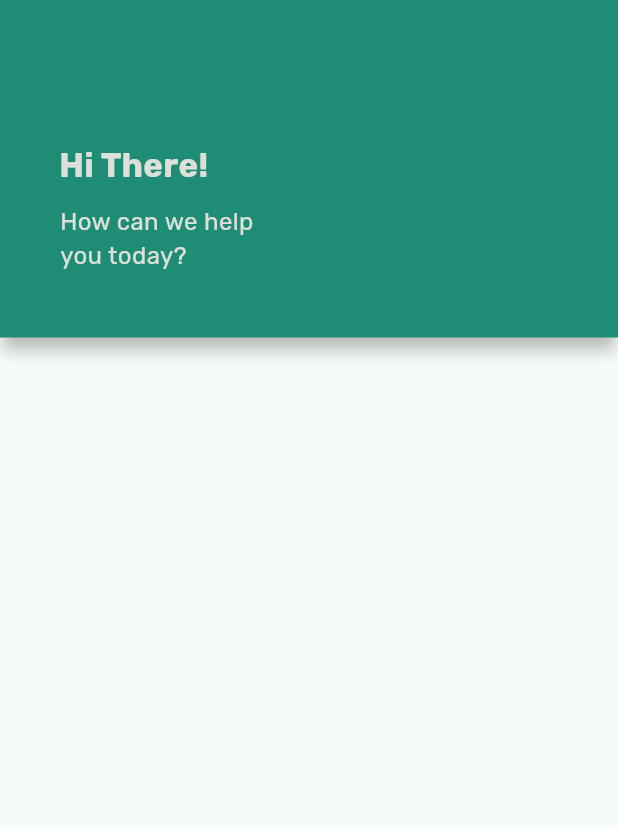
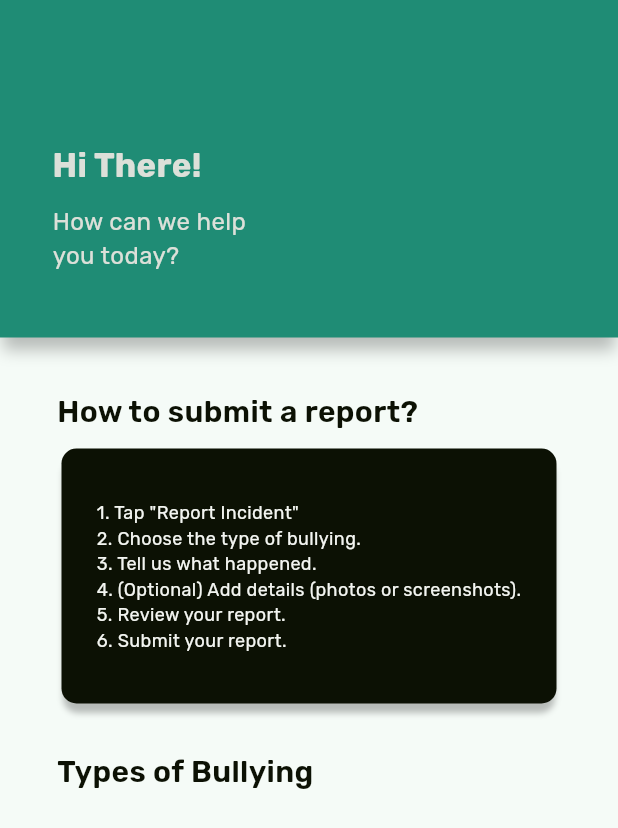
Before and after one commit to nsennes/SafeSchool, a Flutter app: the screen it shows after launch, on a phone screen of 412 x 824 dp. Shown: the top 828 px of the screen. Run offline on Flutter 3.47's test engine with Material 3 defaults, Android fonts, the phone set to English and light mode, and no system bars.

Commit message:
Update home.dart

```diff
--- a/safeschool/lib/pages/home.dart
+++ b/safeschool/lib/pages/home.dart
@@ -5,58 +5,127 @@ import 'package:safeschool/Utilities/colors_use.dart';
 import 'package:safeschool/Utilities/text_use.dart';
 
 class Home extends StatelessWidget {
-  const Home({super.key});
+  const Home({Key? key});
 
   @override
   Widget build(BuildContext context) {
     return Scaffold(
       body: Expanded(
-        // child: Container(
-        //   height: 225,
-        //   color: ColorsUse.primaryColor,
-        // ),
         child: Stack(
           children: [
             Container(
               height: 225,
-              decoration:
-                  BoxDecoration(color: ColorsUse.primaryColor, boxShadow: [
+              decoration: BoxDecoration(
+                color: ColorsUse.primaryColor,
+                boxShadow: [
                   BoxShadow(
                     color: Colors.black.withOpacity(0.25),
                     spreadRadius: -2,
                     blurRadius: 8,
-                  offset: Offset(0, 10),
+                    offset: const Offset(0, 10),
                   )
-              ]),
+                ],
+              ),
             ),
             Column(
               mainAxisAlignment: MainAxisAlignment.start,
               children: [
                 Padding(
-                  padding: const EdgeInsets.only(left: 5.0, top: 95),
+                  padding: const EdgeInsets.only(left: 1, top: 95),
                   child: Container(
                     child: Text(
                       "Hi There!",
                       style: TextUse.heading_1().merge(
-                          const TextStyle(color: ColorsUse.secondaryColor)),
+                        const TextStyle(
+                          color: ColorsUse.secondaryColor,
+                        ),
+                      ),
                     ),
                   ),
                 ),
                 const SizedBox(
                   height: 10,
                 ),
-                Padding(
-                  padding: const EdgeInsets.only(left: 40.0),
-                  child: Container(
-                    child: const Text(
+                const Padding(
+                  padding: EdgeInsets.only(left: 35.0),
+                  child: Text(
                     "How can we help \nyou today?",
                     style: TextStyle(
-                          fontSize: 16, color: ColorsUse.secondaryColor),
+                      fontSize: 16,
+                      color: ColorsUse.secondaryColor,
                     ),
                   ),
+                ),
+              ],
+            ),
+            Column(
+              children: [
+                Row(
+                  crossAxisAlignment: CrossAxisAlignment.start,
+                  children: [
+                    Padding(
+                      padding: const EdgeInsets.only(left: 38.0, top: 260),
+                      child: Text(
+                        "How to submit a report?",
+                        style: TextUse.heading_2().merge(
+                          const TextStyle(
+                            color: ColorsUse.accentColor,
+                          ),
+                        ),
+                      ),
+                    ),
+                  ],
+                ),
+                const SizedBox(
+                  height: 10,
+                ),
+                Container(
+                  height: 170,
+                  width: 330,
+                  decoration: BoxDecoration(
+                    color: ColorsUse.accentColor,
+                    borderRadius: BorderRadius.circular(10),
+                    boxShadow: [
+                      BoxShadow(
+                        color: Colors.black.withOpacity(0.25),
+                        spreadRadius: -1,
+                        blurRadius: 3,
+                        offset: const Offset(0, 7),
                       )
                     ],
-            )
+                  ),
+                  child: Center(
+                    child: Padding(
+                      padding: const EdgeInsets.all(20.0),
+                      child: Text(
+                        '1. Tap "Report Incident"\n'
+                        '2. Choose the type of bullying.\n'
+                        '3. Tell us what happened.\n'
+                        '4. (Optional) Add details (photos or screenshots).\n'
+                        '5. Review your report.\n'
+                        '6. Submit your report.',
+                        style: TextUse.body(),
+                      ),
+                    ),
+                  ),
+                ),
+              ],
+            ),
+            Column(
+              crossAxisAlignment: CrossAxisAlignment.start,
+              children: [
+                Padding(
+                  padding: const EdgeInsets.only(top: 500.0, left: 38),
+                  child: Container(
+                    child: Text(
+                      "Types of Bullying",
+                      style: TextUse.heading_2()
+                          .merge(const TextStyle(color: ColorsUse.accentColor)),
+                    ),
+                  ),
+                ),
+              ],
+            ),
           ],
         ),
       ),
```
Lines whose indentation alone changed are shown as unchanged.
